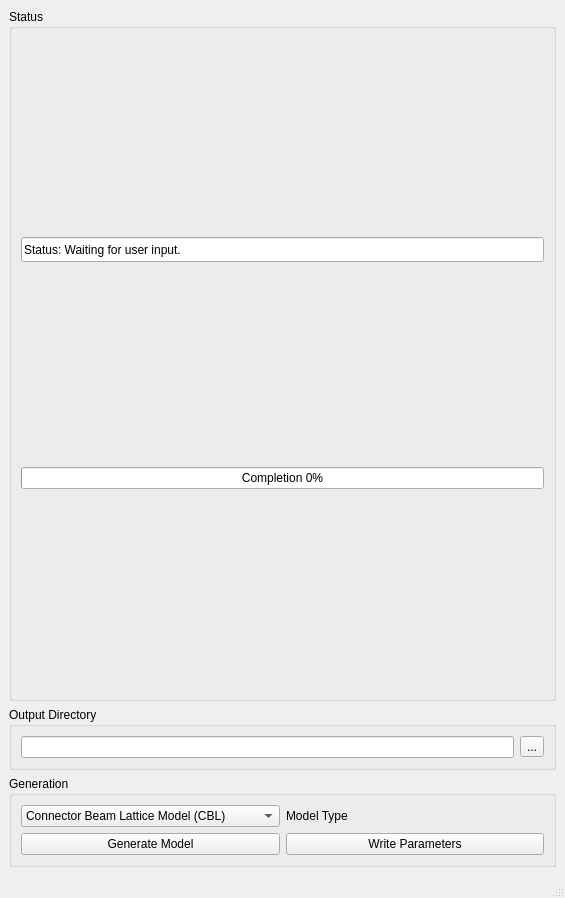
This is freecad/woodWorkbench/gui/ui/ui_CBL_generation.ui in Computational-Mechanics-Material-Models/CBL-preprocesser as Qt 5 draws it before an edit. The edited form follows.
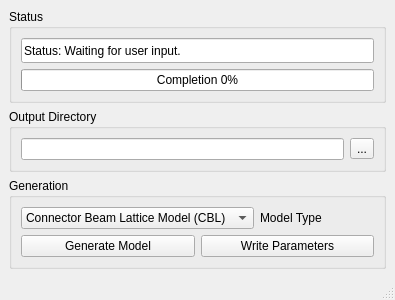
This is the edited form.

```diff
--- a/freecad/woodWorkbench/gui/ui/ui_CBL_generation.ui
+++ b/freecad/woodWorkbench/gui/ui/ui_CBL_generation.ui
@@ -6,8 +6,8 @@
    <rect>
     <x>0</x>
     <y>0</y>
-    <width>565</width>
-    <height>898</height>
+    <width>395</width>
+    <height>295</height>
    </rect>
   </property>
   <property name="sizePolicy">
```
Left out of the diff: 2 changed lines with no effect on the pictures.
